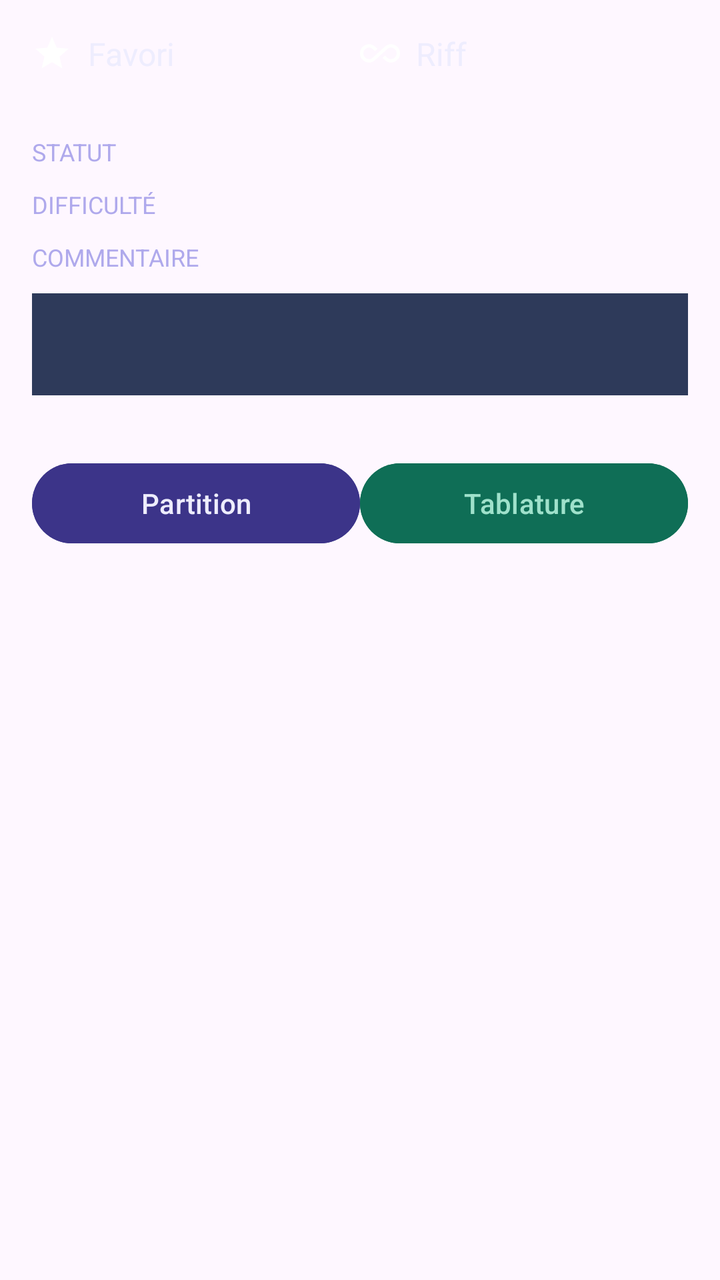
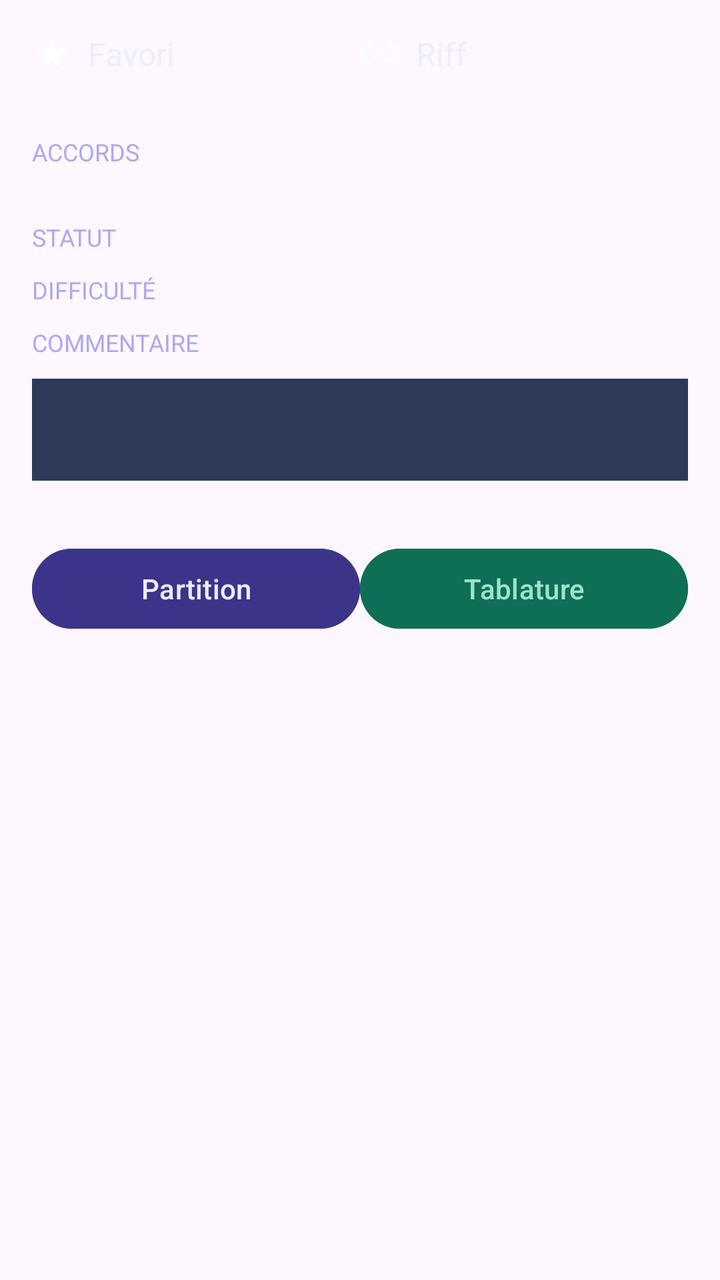

Before-and-after screenshots of an Android layout around one commit, followed by the original layout XML and the change that was made.
<!-- AndroidManifest.xml: application theme Theme.Guitar -->
<!-- res/layout/fragment_music.xml -->
<?xml version="1.0" encoding="utf-8"?>
<LinearLayout xmlns:android="http://schemas.android.com/apk/res/android"
    xmlns:tools="http://schemas.android.com/tools"
    android:layout_width="match_parent"
    android:layout_height="match_parent"
    xmlns:app="http://schemas.android.com/apk/res-auto"
    android:orientation="vertical"
    tools:context=".ui.music.MusicFragment">

    <ScrollView
        android:id="@+id/scrollContent"
        android:layout_width="match_parent"
        android:layout_height="match_parent"
        android:padding="16dp">

        <LinearLayout
            android:layout_width="match_parent"
            android:layout_height="wrap_content"
            android:orientation="vertical">

            <LinearLayout
                android:layout_width="match_parent"
                android:layout_height="wrap_content"
                android:orientation="horizontal"
                android:gravity="center_vertical"
                android:layout_marginBottom="20dp">

                <ImageView
                    android:id="@+id/iconFavorite"
                    android:layout_width="20dp"
                    android:layout_height="20dp"
                    android:src="@drawable/ic_star_filled"
                    android:layout_marginEnd="8dp" />

                <TextView
                    android:id="@+id/textFavorite"
                    android:layout_width="0dp"
                    android:layout_height="wrap_content"
                    android:layout_weight="1"
                    android:text="Favori"
                    android:textColor="@color/dark_text"
                    android:textSize="16sp" />

                <ImageView
                    android:id="@+id/iconRiff"
                    android:layout_width="20dp"
                    android:layout_height="20dp"
                    android:src="@drawable/ic_riff"
                    android:layout_marginEnd="8dp" />

                <TextView
                    android:id="@+id/textRiff"
                    android:layout_width="0dp"
                    android:layout_height="wrap_content"
                    android:layout_weight="1"
                    android:text="Riff"
                    android:textColor="@color/dark_text"
                    android:textSize="16sp" />

                <TextView
                    android:id="@+id/textBpm"
                    android:layout_width="wrap_content"
                    android:layout_height="wrap_content"
                    android:textColor="@color/dark_textSecondary"
                    android:textSize="14sp" />

            </LinearLayout>


            <TextView
                android:layout_width="wrap_content"
                android:layout_height="wrap_content"
                android:text="STATUT"
                android:textColor="@color/dark_textSecondary"
                android:textSize="12sp"
                android:textAllCaps="true"
                android:layout_marginTop="10dp" />

            <com.google.android.material.chip.ChipGroup
                android:id="@+id/chipGroupStatus"
                android:layout_width="wrap_content"
                android:layout_height="wrap_content"
                app:singleSelection="true"
                app:selectionRequired="true"/>

            <TextView
                android:layout_width="wrap_content"
                android:layout_height="wrap_content"
                android:text="DIFFICULTÉ"
                android:textColor="@color/dark_textSecondary"
                android:textSize="12sp"
                android:textAllCaps="true"
                android:layout_marginTop="10dp" />

            <com.google.android.material.chip.ChipGroup
                android:id="@+id/chipGroupDifficulty"
                android:layout_width="wrap_content"
                android:layout_height="wrap_content"
                app:singleSelection="true"
                app:selectionRequired="true"/>



























            <TextView
                android:layout_width="wrap_content"
                android:layout_height="wrap_content"
                android:text="COMMENTAIRE"
                android:textColor="@color/dark_textSecondary"
                android:textSize="12sp"
                android:textAllCaps="true"
                android:layout_marginTop="10dp"
                android:layout_marginBottom="10dp" />

            <EditText
                android:id="@+id/textComment"
                android:layout_width="match_parent"
                android:layout_height="wrap_content"
                android:background="@color/dark_line"
                android:padding="16dp"
                android:textColor="@color/dark_text"
                android:textSize="14sp"
                android:lineSpacingExtra="4dp"
                android:layout_marginBottom="30dp"
                android:inputType="textMultiLine"
                android:gravity="top" />

            <LinearLayout
                android:layout_width="match_parent"
                android:layout_height="wrap_content"
                android:orientation="horizontal"
                >

                <Button
                    android:id="@+id/btnPartition"
                    android:layout_width="0dp"
                    android:layout_height="wrap_content"
                    android:layout_weight="1"
                    android:text="Partition"
                    android:backgroundTint="@color/dark_bagde"
                    android:textColor="@color/dark_text" />

                <Button
                    android:id="@+id/btnTablature"
                    android:layout_width="0dp"
                    android:layout_height="wrap_content"
                    android:layout_weight="1"
                    android:text="Tablature"
                    android:backgroundTint="@color/dark_tabBackground"
                    android:textColor="@color/dark_tabText" />

            </LinearLayout>

        </LinearLayout>
    </ScrollView>

</LinearLayout>
<!-- resources referenced by this layout -->
<resources>
  <color name="dark_bagde">#3C3489</color>
  <color name="dark_line">#2E3A5A</color>
  <color name="dark_tabBackground">#0F6E56</color>
  <color name="dark_tabText">#9FE1CB</color>
  <color name="dark_text">#EEEDFE</color>
  <color name="dark_textSecondary">#AFA9EC</color>
  <!-- drawable ic_riff (drawable) -->
  <vector xmlns:android="http://schemas.android.com/apk/res/android"
      android:height="24dp"
      android:viewportHeight="960"
      android:viewportWidth="960"
      android:width="24dp">
        
      <path
          android:fillColor="?attr/colorOnPrimary"
          android:pathData="M220,700Q128,700 64,636Q0,572 0,480Q0,388 64,324Q128,260 220,260Q257,260 291,273Q325,286 352,310L420,372L360,426L298,370Q282,356 262,348Q242,340 220,340Q162,340 121,381Q80,422 80,480Q80,538 121,579Q162,620 220,620Q242,620 262,612Q282,604 298,590L608,310Q635,286 669,273Q703,260 740,260Q832,260 896,324Q960,388 960,480Q960,572 896,636Q832,700 740,700Q703,700 669,687Q635,674 608,650L540,588L600,534L662,590Q678,604 698,612Q718,620 740,620Q798,620 839,579Q880,538 880,480Q880,422 839,381Q798,340 740,340Q718,340 698,348Q678,356 662,370L352,650Q325,674 291,687Q257,700 220,700Z"/>
      
  </vector>
  <!-- drawable ic_star_filled (drawable) -->
  <vector xmlns:android="http://schemas.android.com/apk/res/android"
      android:height="24dp"
      android:viewportHeight="24"
      android:viewportWidth="24"
      android:width="24dp">
        
      <path
          android:fillColor="?attr/colorOnPrimary"
          android:pathData="M12,17.27L18.18,21l-1.64,-7.03L22,9.24l-7.19,-0.61L12,2 9.19,8.63 2,9.24l5.46,4.73L5.82,21z"/>
      
  </vector>
  <style name="Theme.Guitar" parent="Base.Theme.Guitar">
          <item name="android:windowTranslucentStatus">false</item>
          <item name="android:windowDrawsSystemBarBackgrounds">true</item>
      </style>
  <style name="Base.Theme.Guitar" parent="Theme.Material3.DayNight.NoActionBar">
          
          
      </style>
</resources>

<!-- the commit's change to res/layout/fragment_music.xml (unified diff, before → after) -->
@@ -66,6 +66,22 @@
 
             </LinearLayout>
 
+            <TextView
+                android:id="@+id/titleChords"
+                android:layout_width="wrap_content"
+                android:layout_height="wrap_content"
+                android:text="ACCORDS"
+                android:textColor="@color/dark_textSecondary"
+                android:textSize="12sp"
+                android:textAllCaps="true"
+                android:layout_marginTop="10dp" />
+
+            <TextView
+                android:id="@+id/textChords"
+                android:layout_width="wrap_content"
+                android:layout_height="wrap_content"
+                android:textColor="@color/dark_text"
+                android:textSize="12sp" />
 
             <TextView
                 android:layout_width="wrap_content"
